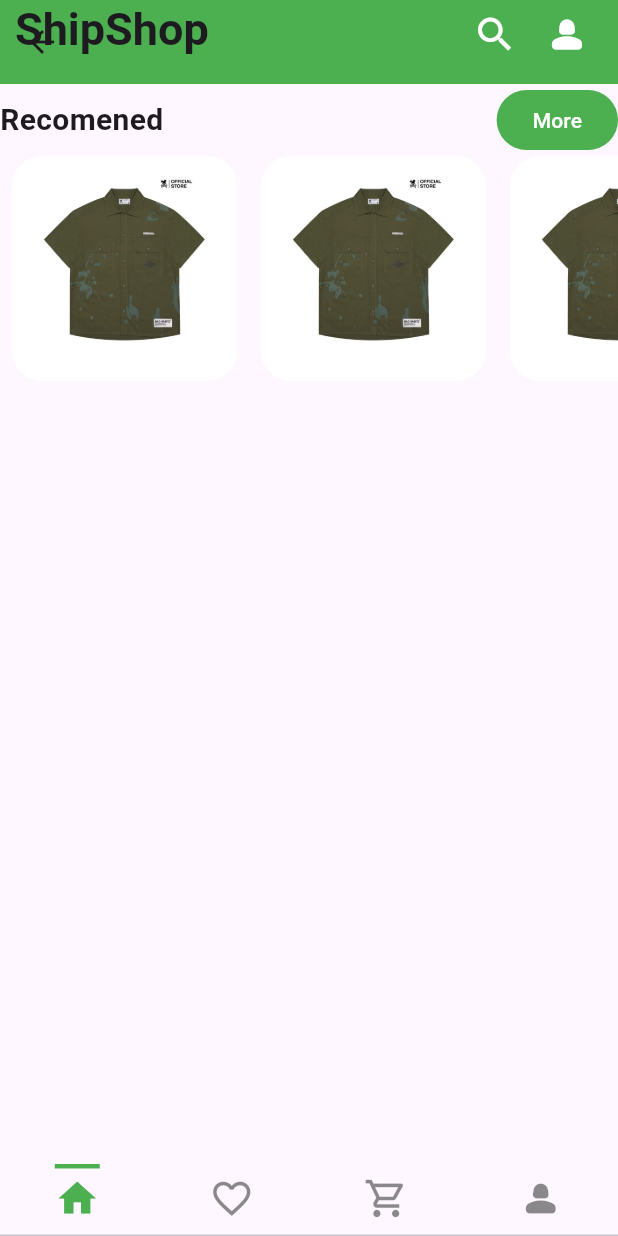
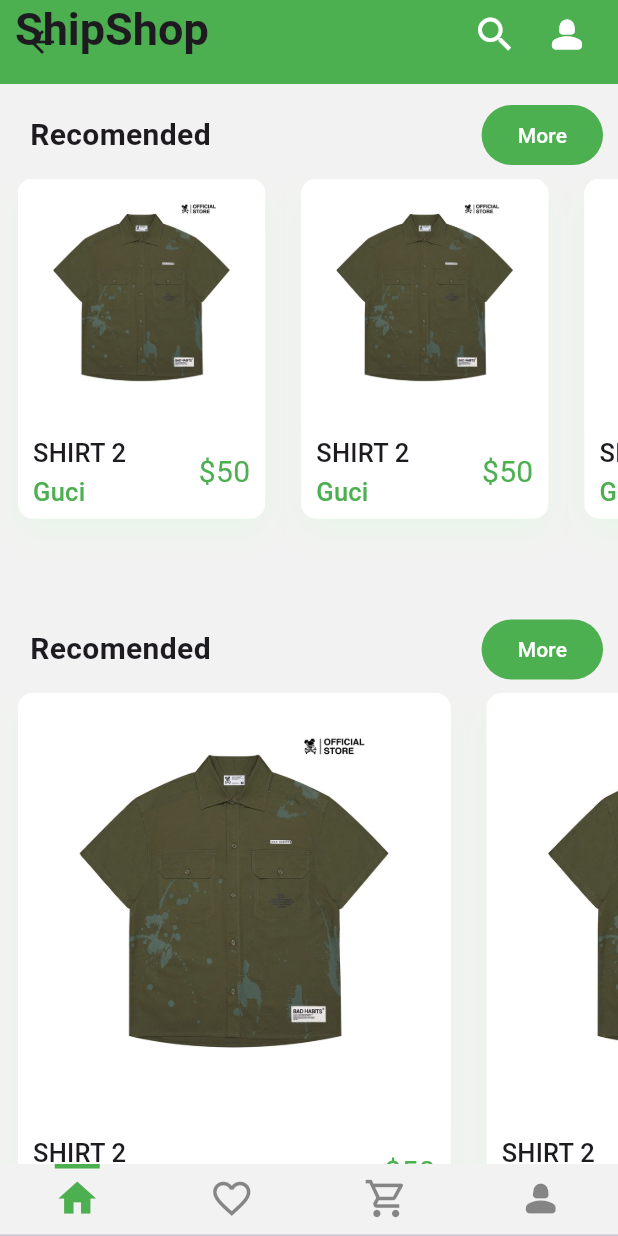
Before and after one commit to nguyenduyhuydn1/ecommerce-ui-flutter, a Flutter app: the HomeScreen screen opened directly, on a phone screen of 412 x 824 dp. Run offline on Flutter 3.47's test engine with Material 2 defaults, Android fonts, the phone set to English and light mode, and no system bars; our stand-ins replace flutter_dotenv, flutter_riverpod, flutter_svg, go_router; statements that could not run were skipped.

Commit message:
design and fix bug home page

```diff
--- a/lib/config/theme/app_theme.dart
+++ b/lib/config/theme/app_theme.dart
@@ -13,7 +13,7 @@ class AppTheme {
     brightness: Brightness.light,
     // colorSchemeSeed: Colors.green,
     primaryColor: Colors.green,
-    // scaffoldBackgroundColor: const Color(0xFFF9F8FD),
+    scaffoldBackgroundColor: Color.fromARGB(255, 243, 242, 242),
     // textTheme: TextTheme(
     //   bodyLarge: GoogleFonts.montserrat(color: Colors.green),
     // ),
--- a/lib/products/presentation/views/home_views/home_view.dart
+++ b/lib/products/presentation/views/home_views/home_view.dart
@@ -9,6 +9,7 @@ class HomeView extends StatelessWidget {
   @override
   Widget build(BuildContext context) {
     return CustomScrollView(
+      physics: const ClampingScrollPhysics(),
       slivers: [
         const SliverAppBar(
           floating: true,
@@ -22,7 +23,24 @@ class HomeView extends StatelessWidget {
           delegate: SliverChildBuilderDelegate(
             childCount: 1,
             (context, index) {
-              return const ProductHorizontalListView();
+              return const Column(
+                children: [
+                  ProductHorizontalListView(
+                    title: "Recomended",
+                    height: 280,
+                  ),
+                  ProductHorizontalListView(
+                    widthProduct: 0.7,
+                    title: "Recomended",
+                    height: 380,
+                  ),
+                  ProductHorizontalListView(
+                    widthProduct: 0.7,
+                    title: "Recomended",
+                    height: 380,
+                  ),
+                ],
+              );
             },
           ),
         ),
--- a/lib/products/presentation/widgets/movies/product_horizontal_list_view.dart
+++ b/lib/products/presentation/widgets/movies/product_horizontal_list_view.dart
@@ -1,21 +1,31 @@
 import 'package:flutter/material.dart';
 
 class ProductHorizontalListView extends StatelessWidget {
-  const ProductHorizontalListView({super.key});
+  final double widthProduct;
+  final String title;
+  final double height;
+  const ProductHorizontalListView({
+    super.key,
+    this.widthProduct = 0.4,
+    required this.title,
+    required this.height,
+  });
 
   @override
   Widget build(BuildContext context) {
     return Column(
       children: [
-        const _Title(title: "Recomened"),
+        _Title(title: title),
         SizedBox(
-          height: 360,
+          height: height,
           child: ListView.builder(
             itemCount: 5,
             scrollDirection: Axis.horizontal,
             physics: const BouncingScrollPhysics(),
             itemBuilder: (context, index) {
-              return const _Slide();
+              return _Slide(
+                widthProduct: widthProduct,
+              );
             },
           ),
         ),
@@ -25,22 +35,71 @@ class ProductHorizontalListView extends StatelessWidget {
 }
 
 class _Slide extends StatelessWidget {
-  const _Slide();
+  final double widthProduct;
+  const _Slide({required this.widthProduct});
 
   @override
   Widget build(BuildContext context) {
+    final size = MediaQuery.of(context).size;
+    final textStyle = Theme.of(context).textTheme;
+
     return Container(
-      width: 150,
-      margin: const EdgeInsets.symmetric(horizontal: 8),
+      margin: const EdgeInsets.fromLTRB(12, 0, 12, 30),
       child: Column(
         crossAxisAlignment: CrossAxisAlignment.start,
         children: [
-          SizedBox(
+          Container(
+            decoration: BoxDecoration(
+              color: Colors.white,
+              borderRadius: BorderRadius.circular(10),
+              boxShadow: [
+                BoxShadow(
+                  color: Colors.green[50]!,
+                  blurRadius: 20,
+                  offset: const Offset(0, 10),
+                ),
+              ],
+            ),
+            width: size.width * widthProduct,
             child: ClipRRect(
-              borderRadius: BorderRadius.circular(20),
-              child: Image.asset(
+              borderRadius: BorderRadius.circular(10),
+              child: Column(
+                children: [
+                  Image.asset(
                     'assets/images/1.jpg',
                     fit: BoxFit.cover,
+                  ),
+                  Padding(
+                    padding: const EdgeInsets.fromLTRB(10, 5, 10, 5),
+                    child: Row(
+                      children: [
+                        RichText(
+                          text: TextSpan(
+                            children: [
+                              TextSpan(
+                                text: "Shirt 2\n".toUpperCase(),
+                                style: textStyle.titleMedium
+                                    ?.copyWith(fontSize: 17),
+                              ),
+                              TextSpan(
+                                text: "Guci",
+                                style: textStyle.titleMedium?.copyWith(
+                                  fontSize: 17,
+                                  color: Colors.green,
+                                ),
+                              ),
+                            ],
+                          ),
+                        ),
+                        const Spacer(),
+                        const Text(
+                          "\$50",
+                          style: TextStyle(color: Colors.green, fontSize: 20),
+                        )
+                      ],
+                    ),
+                  ),
+                ],
               ),
             ),
           ),
@@ -61,7 +120,9 @@ class _Title extends StatelessWidget {
   Widget build(BuildContext context) {
     final titleStyle = Theme.of(context).textTheme.labelLarge;
 
-    return Row(
+    return Padding(
+      padding: const EdgeInsets.fromLTRB(20, 10, 10, 5),
+      child: Row(
         children: [
           Text(
             title,
@@ -83,6 +144,7 @@ class _Title extends StatelessWidget {
             ),
           ),
         ],
+      ),
     );
   }
 }
```
Lines whose indentation alone changed are shown as unchanged.
